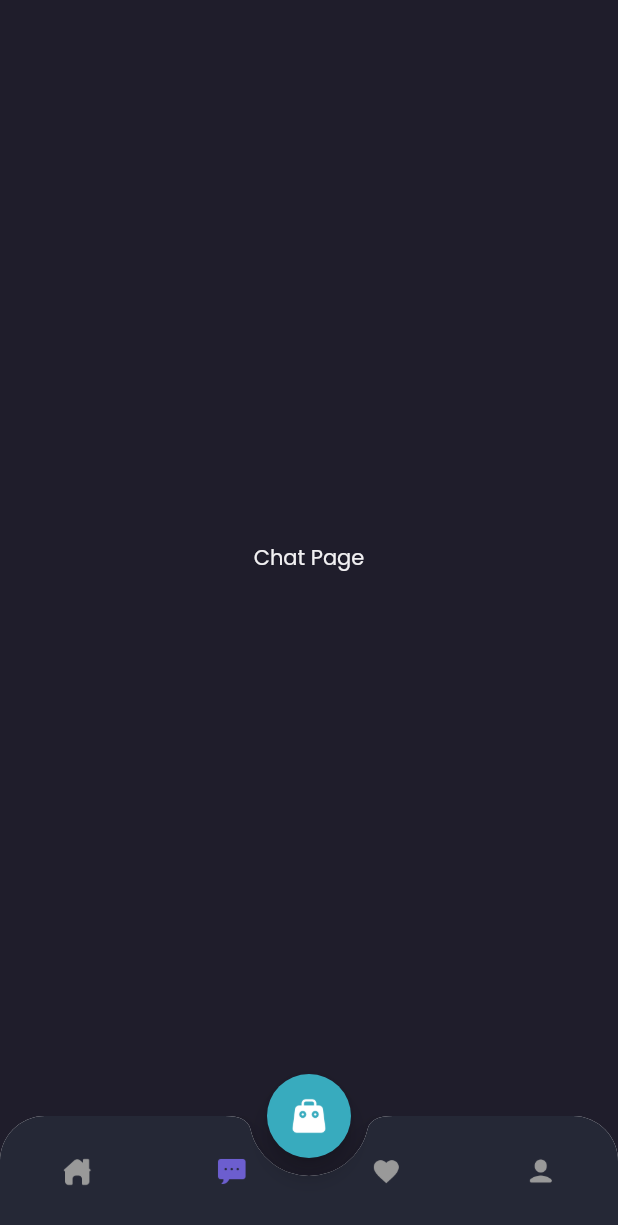
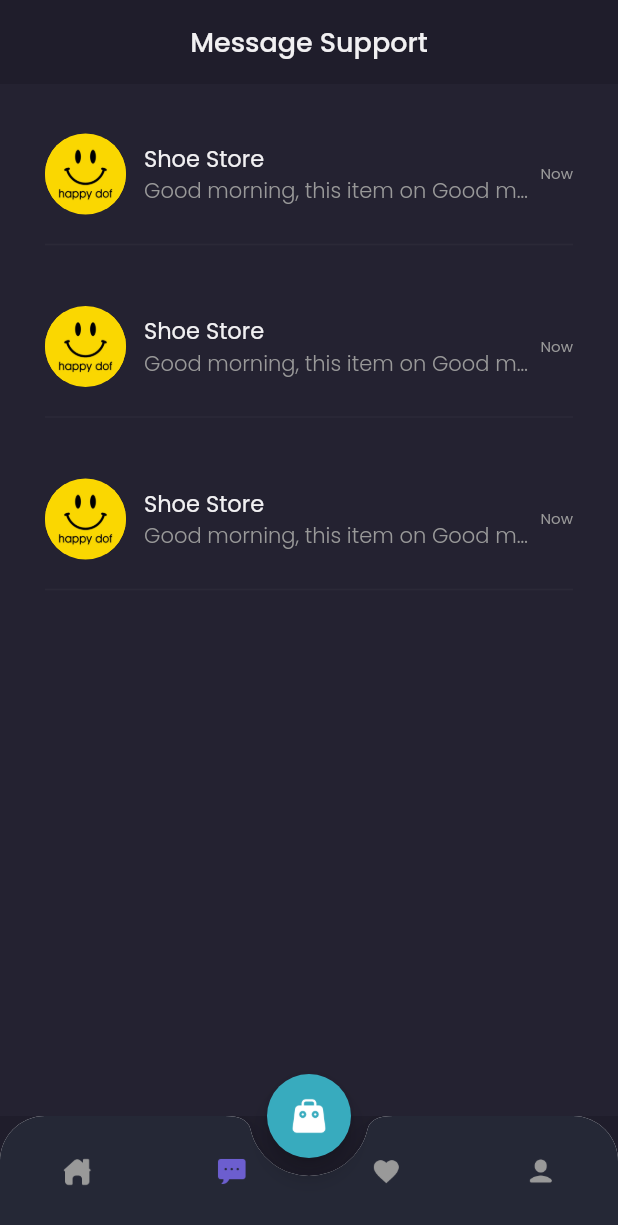
Before and after one commit to dr-old/shamo, a Flutter app: the MainPage screen opened by its route, item 2 of the bottom bar chosen, on a phone screen of 412 x 824 dp. Shown: the top 1225 px of the screen. Run offline on Flutter 3.47's test engine with Material 2 defaults, Android fonts, the phone set to English and light mode, and no system bars; our stand-ins replace google_fonts.

Commit message:
UPDATE ROOM CHAT

```diff
--- a/lib/pages/home/chat_page.dart
+++ b/lib/pages/home/chat_page.dart
@@ -1,18 +1,108 @@
 import 'package:flutter/cupertino.dart';
+import 'package:flutter/material.dart';
 import 'package:flutter/src/widgets/container.dart';
 import 'package:flutter/src/widgets/framework.dart';
 import 'package:shamo/theme.dart';
+import 'package:shamo/widgets/chat_tile.dart';
 
 class ChatPage extends StatelessWidget {
   const ChatPage({super.key});
 
   @override
   Widget build(BuildContext context) {
-    return Center(
-      child: Text(
-        'Chat Page',
-        style: primaryTextStyle,
-      ),
+    Widget header() {
+      return AppBar(
+        backgroundColor: backgroundColor1,
+        centerTitle: true,
+        title: Text(
+          'Message Support',
+          style: primaryTextStyle.copyWith(
+            fontSize: 18,
+            fontWeight: medium,
+          ),
+        ),
+        elevation: 0,
+        automaticallyImplyLeading: false,
+      );
+    }
+
+    Widget emptyChat() {
+      return Column(
+        mainAxisAlignment: MainAxisAlignment.center,
+        children: [
+          Image.asset(
+            'assets/icons8-headset-100.png',
+            width: 80,
+          ),
+          SizedBox(
+            height: 20,
+          ),
+          Text(
+            'Opps no message yet?',
+            style: primaryTextStyle.copyWith(
+              fontSize: 16,
+              fontWeight: medium,
+            ),
+          ),
+          SizedBox(
+            height: 12,
+          ),
+          Text(
+            'You have never done a transaction',
+            style: secondaryTextStyle,
+          ),
+          SizedBox(
+            height: 20,
+          ),
+          Container(
+            height: 44,
+            child: TextButton(
+              onPressed: () {},
+              style: TextButton.styleFrom(
+                  padding: EdgeInsets.symmetric(
+                    horizontal: 24,
+                    vertical: 10,
+                  ),
+                  backgroundColor: primaryColor,
+                  shape: RoundedRectangleBorder(
+                    borderRadius: BorderRadius.circular(12),
+                  )),
+              child: Text(
+                'Explore Store',
+                style: primaryTextStyle.copyWith(
+                  fontSize: 16,
+                  fontWeight: medium,
+                ),
+              ),
+            ),
+          )
+        ],
+      );
+    }
+
+    Widget content() {
+      return Expanded(
+        child: Container(
+            width: double.infinity,
+            color: backgroundColor3,
+            child: ListView(
+              padding: EdgeInsets.symmetric(
+                horizontal: defaultMargin,
+              ),
+              children: [
+                ChatTile(),
+                ChatTile(),
+                ChatTile(),
+              ],
+            )),
+      );
+    }
+
+    return Column(
+      children: [
+        header(),
+        content(),
+      ],
     );
   }
 }
--- a/lib/theme.dart
+++ b/lib/theme.dart
@@ -17,6 +17,7 @@ Color secondaryTextColor = Color(0xff999999);
 Color subtitleTextColor = Color(0xff504f5e);
 Color transparentColor = Colors.transparent;
 Color blackColor = Color(0xff2e2e2e);
+Color yellowColor = Color(0xfffad701);
 
 TextStyle primaryTextStyle = GoogleFonts.poppins(color: primaryTextColor);
 TextStyle secondaryTextStyle = GoogleFonts.poppins(color: secondaryTextColor);
--- /dev/null
+++ b/lib/widgets/chat_tile.dart
@@ -0,0 +1,75 @@
+import 'package:flutter/material.dart';
+import 'package:flutter/src/widgets/container.dart';
+import 'package:flutter/src/widgets/framework.dart';
+import 'package:flutter/widgets.dart';
+import 'package:shamo/theme.dart';
+
+class ChatTile extends StatelessWidget {
+  const ChatTile({super.key});
+
+  @override
+  Widget build(BuildContext context) {
+    return Container(
+      margin: EdgeInsets.only(
+        top: 33,
+      ),
+      child: Column(
+        children: [
+          Row(
+            children: [
+              Container(
+                width: 54,
+                height: 54,
+                decoration: BoxDecoration(
+                  shape: BoxShape.circle,
+                  color: yellowColor,
+                  image: DecorationImage(
+                    image: AssetImage(
+                      'assets/logo_vertical.jpeg',
+                    ),
+                  ),
+                ),
+              ),
+              SizedBox(
+                width: 12,
+              ),
+              Expanded(
+                child: Column(
+                  crossAxisAlignment: CrossAxisAlignment.start,
+                  children: [
+                    Text(
+                      'Shoe Store',
+                      style: primaryTextStyle.copyWith(
+                        fontSize: 15,
+                      ),
+                    ),
+                    Text(
+                      'Good morning, this item on Good morning, this item on Good morning, this item on',
+                      style: secondaryTextStyle.copyWith(
+                        fontWeight: light,
+                        overflow: TextOverflow.ellipsis,
+                      ),
+                    ),
+                  ],
+                ),
+              ),
+              Text(
+                'Now',
+                style: secondaryTextStyle.copyWith(
+                  fontSize: 10,
+                ),
+              ),
+            ],
+          ),
+          SizedBox(
+            height: 12,
+          ),
+          Divider(
+            thickness: 1,
+            color: backgroundColor2,
+          )
+        ],
+      ),
+    );
+  }
+}
```
Also changed, not shown: assets/icons8-headset-100.png (added), assets/logo_vertical.jpeg (added).
